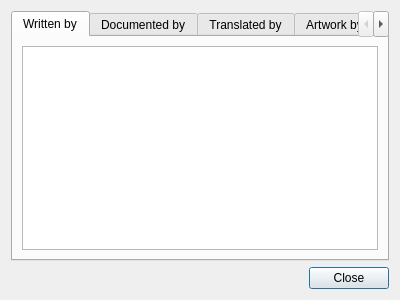
Qt form src/windows/ui/credits.ui (OpenShot/openshot-qt) before a commit.
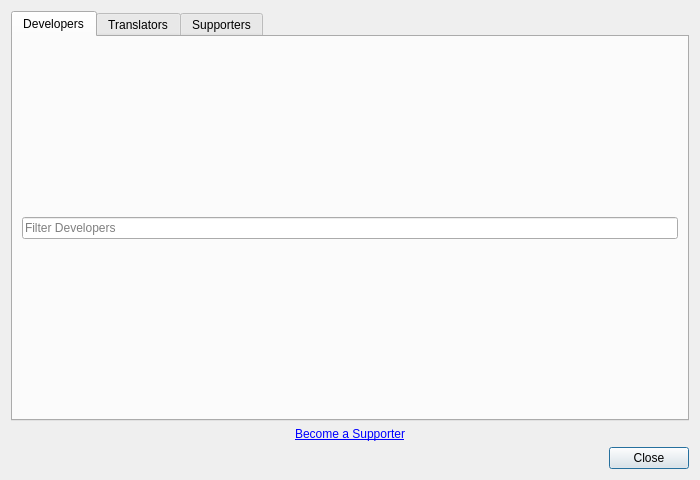
The same form after that commit. Icons and pictures are not drawn.

Commit message: Added new Slice clip context menu. Did lots of work on the About screen (license, credits, formatting, etc...). Fixed bug with .settings file not writing to the .openshot_qt user folder. Fixed logger to write a log file to .openshot_qt. Fixed many context menus on the timeline (to respect the actual start values). Added properties context menu for clips, and improved the Simple and Advanced views.

Patch:
```diff
--- a/src/windows/ui/credits.ui
+++ b/src/windows/ui/credits.ui
@@ -6,8 +6,8 @@
    <rect>
     <x>0</x>
     <y>0</y>
-    <width>400</width>
-    <height>300</height>
+    <width>700</width>
+    <height>480</height>
    </rect>
   </property>
   <property name="windowTitle">
@@ -28,17 +28,35 @@
      </property>
      <widget class="QWidget" name="tab">
       <attribute name="title">
-       <string>Written by</string>
+       <string>Developers</string>
       </attribute>
       <layout class="QHBoxLayout" name="horizontalLayout_2">
        <item>
-        <widget class="QTextBrowser" name="textBrowserwritten"/>
+        <layout class="QVBoxLayout" name="vboxDevelopers">
+         <item>
+          <layout class="QHBoxLayout" name="hboxDevelopers">
+           <item>
+            <widget class="QLineEdit" name="txtDeveloperFilter">
+             <property name="frame">
+              <bool>true</bool>
+             </property>
+             <property name="placeholderText">
+              <string>Filter Developers</string>
+             </property>
+             <property name="clearButtonEnabled">
+              <bool>false</bool>
+             </property>
+            </widget>
+           </item>
+          </layout>
+         </item>
+        </layout>
        </item>
       </layout>
      </widget>
      <widget class="QWidget" name="tab_2">
       <attribute name="title">
-       <string>Documented by</string>
+       <string>Translators</string>
       </attribute>
       <layout class="QHBoxLayout" name="horizontalLayout_3">
        <item>
@@ -48,27 +66,7 @@
      </widget>
      <widget class="QWidget" name="tab_4">
       <attribute name="title">
-       <string>Translated by</string>
-      </attribute>
-      <layout class="QHBoxLayout" name="horizontalLayout_4">
-       <item>
-        <widget class="QTextBrowser" name="textBrowsertranslated"/>
-       </item>
-      </layout>
-     </widget>
-     <widget class="QWidget" name="tab_3">
-      <attribute name="title">
-       <string>Artwork by</string>
-      </attribute>
-      <layout class="QHBoxLayout" name="horizontalLayout_5">
-       <item>
-        <widget class="QTextBrowser" name="textBrowserartwork"/>
-       </item>
-      </layout>
-     </widget>
-     <widget class="QWidget" name="tabkickstarter">
-      <attribute name="title">
-       <string>Kickstarter Bakers</string>
+       <string>Supporters</string>
       </attribute>
       <layout class="QHBoxLayout" name="horizontalLayout_6">
        <item>
@@ -78,6 +76,19 @@
      </widget>
     </widget>
    </item>
+   <item>
+    <widget class="QLabel" name="label">
+     <property name="text">
+      <string>&lt;html&gt;&lt;head/&gt;&lt;body&gt;&lt;p align=&quot;center&quot;&gt;&lt;a href=&quot;http://www.openshot.org/donate/&quot;&gt;&lt;span style=&quot; text-decoration: underline; color:#0000ff;&quot;&gt;Become a Supporter&lt;/span&gt;&lt;/a&gt;&lt;/p&gt;&lt;/body&gt;&lt;/html&gt;</string>
+     </property>
+     <property name="textFormat">
+      <enum>Qt::RichText</enum>
+     </property>
+     <property name="openExternalLinks">
+      <bool>true</bool>
+     </property>
+    </widget>
+   </item>
    <item>
     <layout class="QHBoxLayout" name="horizontalLayout">
      <item>
```
Left out of the diff: 38 changed lines with no effect on the pictures. The commit also changes 18 other files.
